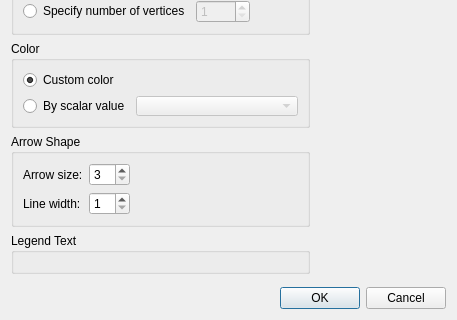
Above: libs/post/post2d/datamodel/post2dwindowarrowunstructuredsettingdialog.ui from i-RIC/prepost-gui before the change; both pictures show x 0 to 457 and y 277 to 597 of the 457 by 597 pixel window. Below: the same form after it.
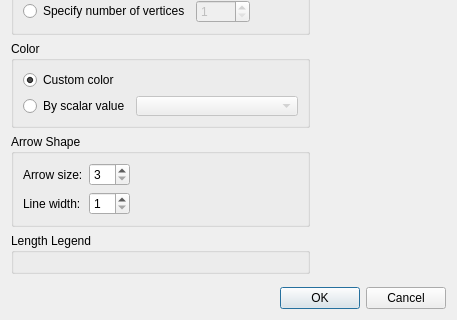
That is the form after the change. Custom widgets are drawn as their Qt base class.

Commit message: Arrow Legend setting implemented.

```diff
--- a/libs/post/post2d/datamodel/post2dwindowarrowunstructuredsettingdialog.ui
+++ b/libs/post/post2d/datamodel/post2dwindowarrowunstructuredsettingdialog.ui
@@ -379,7 +379,7 @@
        <item>
         <widget class="QGroupBox" name="legendTextGroupBox">
          <property name="title">
-          <string>Legend Text</string>
+          <string>Length Legend</string>
          </property>
          <layout class="QVBoxLayout" name="verticalLayout_2">
           <item>
```
The commit also changes 15 other files.
